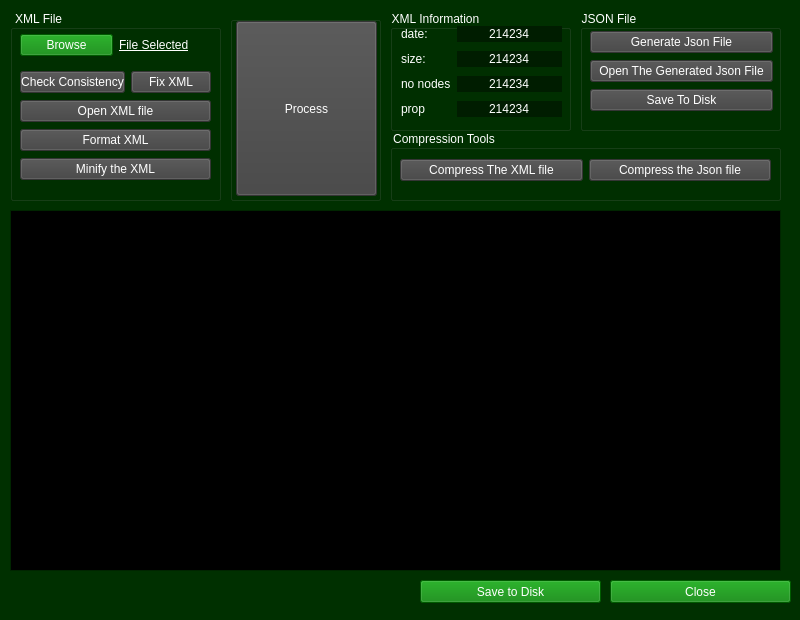
This is mainwindow.ui in MostafaAkrsh/QT_XML_Editor as Qt 5 draws it before an edit. The edited form follows.
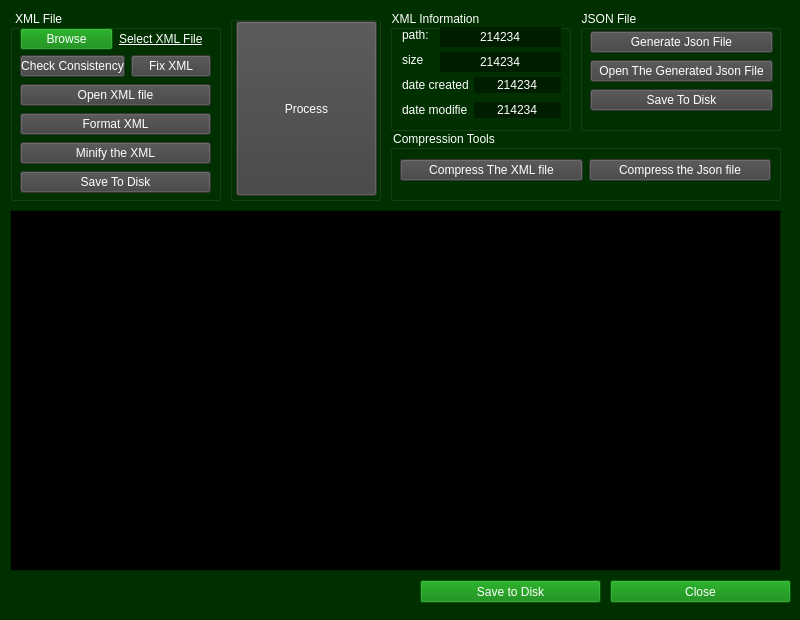
This is the edited form. Icons and pictures are not drawn.

The edit to the form file:
```diff
--- a/mainwindow.ui
+++ b/mainwindow.ui
@@ -517,11 +517,11 @@
     <property name="title">
      <string> XML File</string>
     </property>
-    <widget class="QWidget" name="">
+    <widget class="QWidget" name="layoutWidget">
      <property name="geometry">
       <rect>
        <x>10</x>
-       <y>20</y>
+       <y>14</y>
        <width>191</width>
        <height>31</height>
       </rect>
@@ -548,19 +548,19 @@
          <string notr="true">border-color: rgb(255, 255, 255);</string>
         </property>
         <property name="text">
-         <string>&lt;html&gt;&lt;head/&gt;&lt;body&gt;&lt;p&gt;&lt;span style=&quot; text-decoration: underline; color:#ffffff;&quot;&gt;File Selected&lt;/span&gt;&lt;/p&gt;&lt;/body&gt;&lt;/html&gt;</string>
+         <string>&lt;html&gt;&lt;head/&gt;&lt;body&gt;&lt;p&gt;&lt;span style=&quot; text-decoration: underline;&quot;&gt;Select XML File&lt;/span&gt;&lt;/p&gt;&lt;/body&gt;&lt;/html&gt;</string>
         </property>
        </widget>
       </item>
      </layout>
     </widget>
-    <widget class="QWidget" name="">
+    <widget class="QWidget" name="layoutWidget">
      <property name="geometry">
       <rect>
        <x>10</x>
-       <y>60</y>
+       <y>44</y>
        <width>191</width>
-       <height>114</height>
+       <height>143</height>
       </rect>
      </property>
      <layout class="QVBoxLayout" name="verticalLayout">
@@ -681,6 +681,29 @@
         </property>
        </widget>
       </item>
+      <item>
+       <widget class="QPushButton" name="saveXML_PushButton">
+        <property name="enabled">
+         <bool>false</bool>
+        </property>
+        <property name="styleSheet">
+         <string notr="true">:enabled{
+color: white;
+background-color: green;
+}
+:disabled{
+	color:white;
+	background-color:rgb(65, 65, 65);
+}
+
+
+</string>
+        </property>
+        <property name="text">
+         <string>Save To Disk</string>
+        </property>
+       </widget>
+      </item>
      </layout>
     </widget>
    </widget>
@@ -818,28 +841,31 @@
     <property name="title">
      <string>XML Information</string>
     </property>
-    <widget class="QWidget" name="">
-     <property name="geometry">
-      <rect>
-       <x>11</x>
-       <y>13</y>
-       <width>161</width>
-       <height>101</height>
-      </rect>
-     </property>
-     <layout class="QGridLayout" name="gridLayout">
-      <item row="0" column="0">
        <widget class="QLabel" name="label_4">
+     <property name="geometry">
+      <rect>
+       <x>12</x>
+       <y>17</y>
+       <width>26</width>
+       <height>16</height>
+      </rect>
+     </property>
         <property name="text">
-         <string>date:</string>
-        </property>
-       </widget>
-      </item>
-      <item row="0" column="1">
-       <widget class="QLineEdit" name="lineEdit">
+      <string>path:</string>
+     </property>
+    </widget>
+    <widget class="QLineEdit" name="path_info">
         <property name="enabled">
          <bool>true</bool>
         </property>
+     <property name="geometry">
+      <rect>
+       <x>50</x>
+       <y>17</y>
+       <width>121</width>
+       <height>20</height>
+      </rect>
+     </property>
         <property name="styleSheet">
          <string notr="true">color:white;
 background-color: rgb(0, 29, 0);
@@ -856,19 +882,31 @@
          <bool>true</bool>
         </property>
        </widget>
-      </item>
-      <item row="1" column="0">
        <widget class="QLabel" name="label_5">
+     <property name="geometry">
+      <rect>
+       <x>12</x>
+       <y>42</y>
+       <width>22</width>
+       <height>16</height>
+      </rect>
+     </property>
         <property name="text">
          <string>size:</string>
         </property>
        </widget>
-      </item>
-      <item row="1" column="1">
-       <widget class="QLineEdit" name="lineEdit_2">
+    <widget class="QLineEdit" name="sizeinfo">
         <property name="enabled">
          <bool>true</bool>
         </property>
+     <property name="geometry">
+      <rect>
+       <x>50</x>
+       <y>42</y>
+       <width>121</width>
+       <height>20</height>
+      </rect>
+     </property>
         <property name="styleSheet">
          <string notr="true">color:white;
 background-color: rgb(0, 29, 0);
@@ -885,19 +923,31 @@
          <bool>true</bool>
         </property>
        </widget>
-      </item>
-      <item row="2" column="0">
        <widget class="QLabel" name="label_6">
+     <property name="geometry">
+      <rect>
+       <x>12</x>
+       <y>67</y>
+       <width>66</width>
+       <height>16</height>
+      </rect>
+     </property>
         <property name="text">
-         <string>no nodes</string>
-        </property>
-       </widget>
-      </item>
-      <item row="2" column="1">
-       <widget class="QLineEdit" name="lineEdit_3">
+      <string>date created:</string>
+     </property>
+    </widget>
+    <widget class="QLineEdit" name="dateinfo">
         <property name="enabled">
          <bool>true</bool>
         </property>
+     <property name="geometry">
+      <rect>
+       <x>84</x>
+       <y>67</y>
+       <width>87</width>
+       <height>16</height>
+      </rect>
+     </property>
         <property name="styleSheet">
          <string notr="true">color:white;
 background-color: rgb(0, 29, 0);
@@ -914,19 +964,31 @@
          <bool>true</bool>
         </property>
        </widget>
-      </item>
-      <item row="3" column="0">
        <widget class="QLabel" name="label_7">
+     <property name="geometry">
+      <rect>
+       <x>12</x>
+       <y>92</y>
+       <width>65</width>
+       <height>16</height>
+      </rect>
+     </property>
         <property name="text">
-         <string>prop</string>
-        </property>
-       </widget>
-      </item>
-      <item row="3" column="1">
-       <widget class="QLineEdit" name="lineEdit_4">
+      <string>date modified</string>
+     </property>
+    </widget>
+    <widget class="QLineEdit" name="ownerinfo">
         <property name="enabled">
          <bool>true</bool>
         </property>
+     <property name="geometry">
+      <rect>
+       <x>84</x>
+       <y>92</y>
+       <width>87</width>
+       <height>16</height>
+      </rect>
+     </property>
         <property name="styleSheet">
          <string notr="true">color:white;
 background-color: rgb(0, 29, 0);
@@ -942,9 +1004,6 @@
         <property name="readOnly">
          <bool>true</bool>
         </property>
-       </widget>
-      </item>
-     </layout>
     </widget>
    </widget>
    <widget class="QPushButton" name="pushButton_20">
```
Left out of the diff: 2 changed lines with no effect on the pictures. Lines whose indentation alone changed are shown as unchanged.
